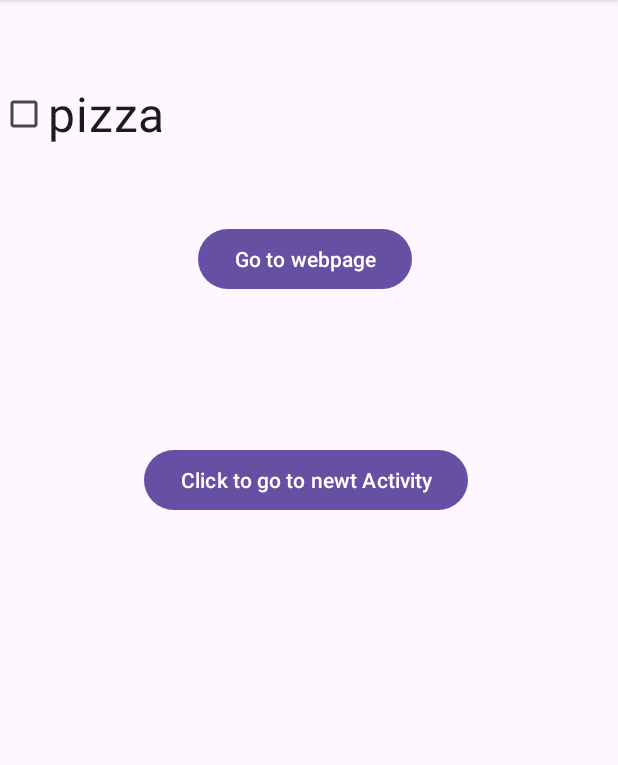
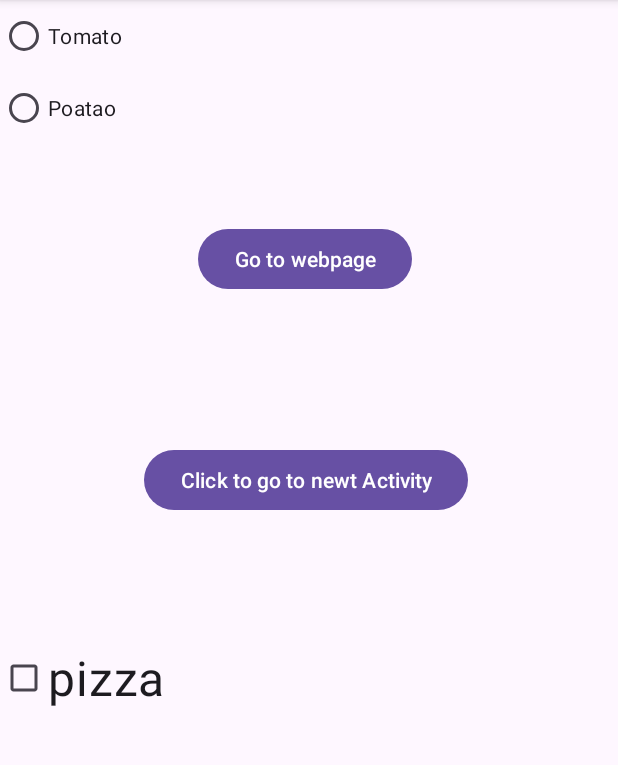
Before and after one commit to yugbit2021/Android-Development, an Android app: the screen it shows after launch (MainActivity), on a phone screen of 412 x 824 dp, the part 96-861 px from its top. Run offline under Robolectric (Android 15) with nearby library versions, the phone set to English and light mode, and no system bars.

Commit message:
RadioButton

```diff
--- a/ActivityLifeCycle/app/src/main/java/com/example/activitylifecycle/MainActivity.java
+++ b/ActivityLifeCycle/app/src/main/java/com/example/activitylifecycle/MainActivity.java
@@ -12,6 +12,8 @@ import android.view.View;
 import android.widget.Button;
 import android.widget.CheckBox;
 import android.widget.CompoundButton;
+import android.widget.RadioButton;
+import android.widget.RadioGroup;
 import android.widget.Toast;
 
 public class MainActivity extends AppCompatActivity {
@@ -24,6 +26,16 @@ public class MainActivity extends AppCompatActivity {
     protected void onCreate(Bundle savedInstanceState) {
         super.onCreate(savedInstanceState);
         setContentView(R.layout.activity_main);
+
+        RadioGroup radioGroup=findViewById(R.id.radioGroup);
+        radioGroup.setOnCheckedChangeListener(new RadioGroup.OnCheckedChangeListener() {
+            @Override
+            public void onCheckedChanged(RadioGroup radioGroup, int i) {
+                RadioButton radioButton=findViewById(i);
+                Toast.makeText(MainActivity.this, "You selected: "+radioButton.getText().toString(), Toast.LENGTH_SHORT).show();
+            }
+        });
+
 
         CheckBox checkBox=findViewById(R.id.checkBox);
         checkBox.setOnCheckedChangeListener(new CompoundButton.OnCheckedChangeListener() {
--- a/ActivityLifeCycle/app/src/main/res/layout/activity_main.xml
+++ b/ActivityLifeCycle/app/src/main/res/layout/activity_main.xml
@@ -6,15 +6,33 @@
     android:layout_height="match_parent"
     tools:context=".MainActivity">
 
+    <RadioGroup
+        android:id="@+id/radioGroup"
+        android:orientation="vertical"
+        android:layout_width="wrap_content"
+        android:layout_height="wrap_content">
+
+        <RadioButton
+            android:layout_width="wrap_content"
+            android:layout_height="wrap_content"
+            android:text="Tomato"
+            android:id="@+id/radioButton1"/>
+        <RadioButton
+            android:layout_width="wrap_content"
+            android:layout_height="wrap_content"
+            android:text="Poatao"
+            android:id="@+id/radioButton2"/>
+    </RadioGroup>
+
     <CheckBox
         android:id="@+id/checkBox"
         android:layout_width="0dp"
         android:layout_height="wrap_content"
-        android:layout_marginTop="52dp"
+        android:layout_marginTop="428dp"
         android:text="pizza"
         android:textSize="32sp"
         app:layout_constraintEnd_toEndOf="parent"
-        app:layout_constraintHorizontal_bias="1.0"
+        app:layout_constraintHorizontal_bias="0.0"
         app:layout_constraintStart_toStartOf="parent"
         app:layout_constraintTop_toTopOf="parent" />
 
```
